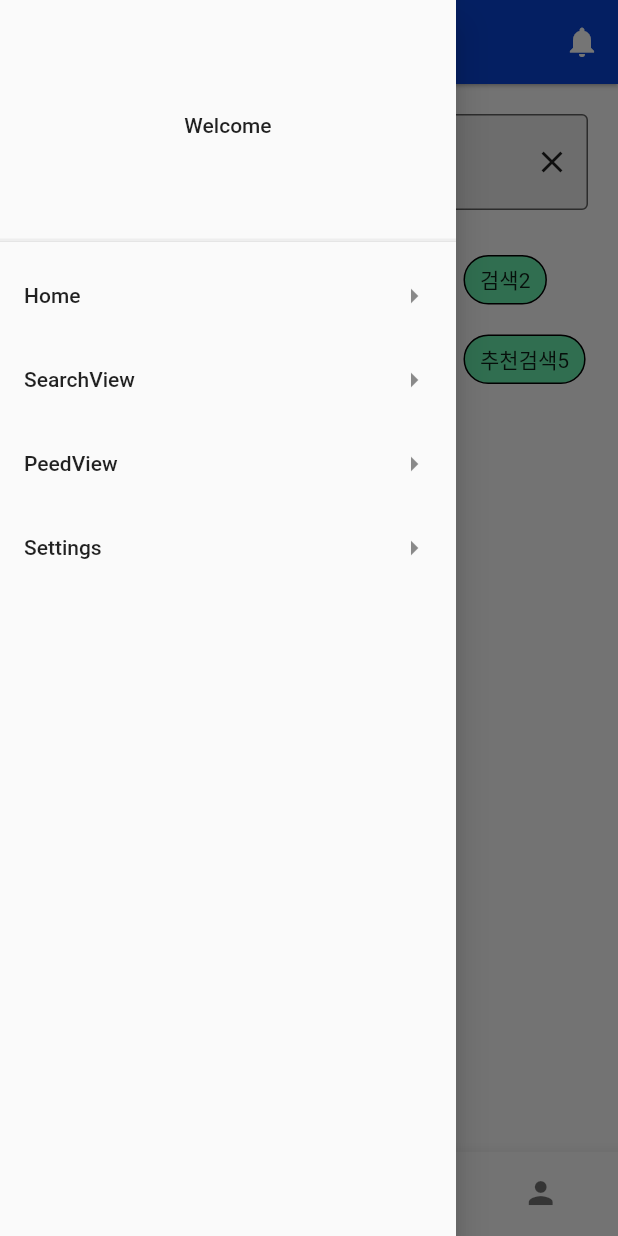
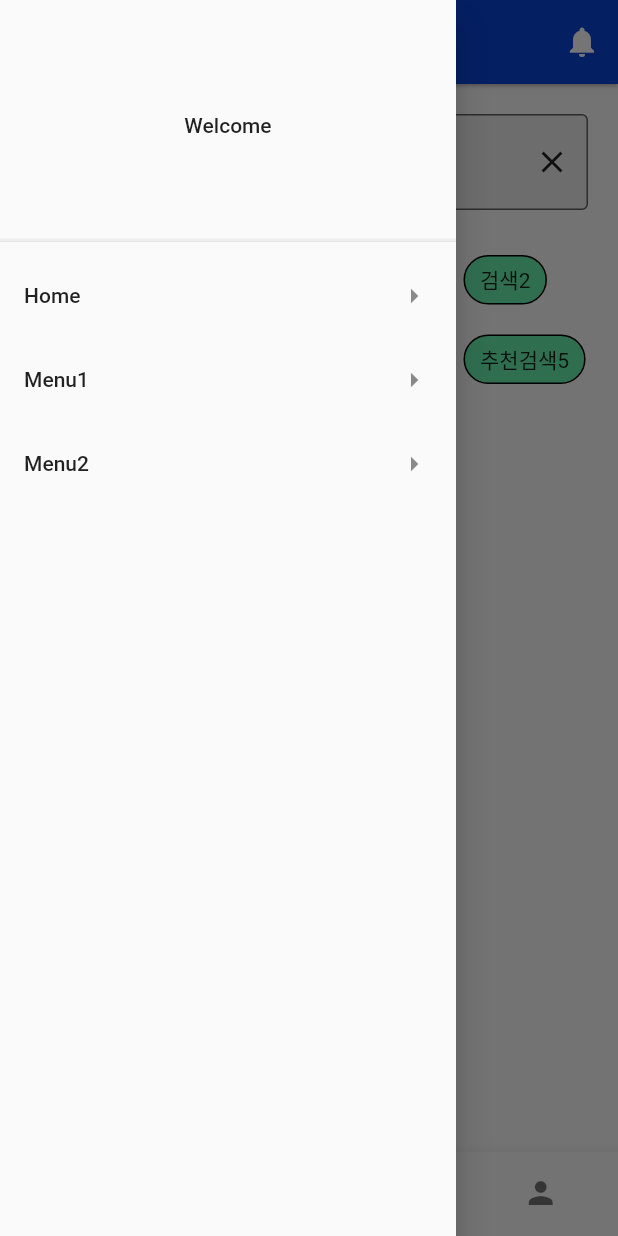
Before and after one commit to saanghyuk/flutter-app-project-1, a Flutter app: the screen it shows after launch, item 2 of the bottom bar chosen, with the side drawer open, on a phone screen of 412 x 824 dp. Run offline on Flutter 3.47's test engine with Material 2 defaults, Android fonts, the phone set to English and light mode, and no system bars; network calls fail.

Commit message:
finish review

```diff
--- a/lib/pages/mainPage.dart
+++ b/lib/pages/mainPage.dart
@@ -8,7 +8,6 @@ import 'package:flutterstudy2/views/peedView.dart';
 import '../components/banner.dart' as BN;
 import '../views/homeView.dart';
 import '../views/searchView.dart';
-
 
 class MainPage extends StatefulWidget {
   static const String path = "/";
@@ -27,14 +26,13 @@ class _MainPageState extends State<MainPage> {
   int _btmIndex = 0;
   final ScrollController _homeViewController = ScrollController();
   final ScrollController _peedViewController = ScrollController();
-
-  final List<String> _menus = ["Home", "SearchView", "PeedView", "Settings"];
+  final List<String> _menus = ["Home", "Menu1", "Menu2"];
 
   @override
   void dispose(){
     this._controller.dispose();
-    this._homeViewController.dispose();
-    this._peedViewController.dispose();
+    _homeViewController.dispose();
+    _peedViewController.dispose();
     super.dispose();
   }
 
@@ -72,9 +70,7 @@ class _MainPageState extends State<MainPage> {
                               // 닫기
                               // Drawer 닫고
                               Navigator.of(context).pop();
-
                               this._controller.jumpToPage(_pIndex);
-
                       // 다른 코드들 실행되게 하려고 붙여주는 것.
                       // 현재 context에서는 기다리되 다른 context는 실행되도록
                       // await Navigator.of(context).push(
@@ -106,65 +102,65 @@ class _MainPageState extends State<MainPage> {
         physics: NeverScrollableScrollPhysics(),
         children: [
           HomeView(
-
-            controller: this._homeViewController,
-            titleTxt: 'TITLE',
-            bnData:  [ {
-              "img": "https://ssl.pstatic.net/melona/libs/1432/1432421/a099d8fde3ec492dcb72_20230310141831265.jpg",
+            controller : this._homeViewController,
+            titleTxt: 'Airbridge SDK TEST',
+            bnData: [ {
+              "img": "https://cdn.pixabay.com/photo/2023/03/19/12/24/chick-7862460_640.jpg",
               // "img": "https://ca.slack-edge.com/T07GVPPHU-U03J34P9TCN-111f3245ddb1-512",
               "title":"test1",
               "des": "test1 description",
             },
               {
-                "img": "https://ssl.pstatic.net/melona/libs/1432/1432421/a099d8fde3ec492dcb72_20230310141831265.jpg",
+                "img": "https://cdn.pixabay.com/photo/2023/03/19/12/24/chick-7862460_640.jpg",
                 "title":"test2",
                 "des": "test2 description",
               },
               {
-                "img": "https://ssl.pstatic.net/melona/libs/1432/1432421/a099d8fde3ec492dcb72_20230310141831265.jpg",
+                "img": "https://cdn.pixabay.com/photo/2023/03/19/12/24/chick-7862460_640.jpg",
                 "title":"test3",
                 "des": "test3 description",
               },
               {
-                "img": "https://ssl.pstatic.net/melona/libs/1432/1432421/a099d8fde3ec492dcb72_20230310141831265.jpg",
+                "img": "https://cdn.pixabay.com/photo/2023/03/19/12/24/chick-7862460_640.jpg",
                 "title":"test4",
                 "des": "test4 description",
               },
               {
-                "img": "https://ssl.pstatic.net/melona/libs/1432/1432421/a099d8fde3ec492dcb72_20230310141831265.jpg",
+                "img": "https://cdn.pixabay.com/photo/2023/03/19/12/24/chick-7862460_640.jpg",
                 "title":"test5",
                 "des": "test5 description",
               },
               {
-                "img": "https://ssl.pstatic.net/melona/libs/1432/1432421/a099d8fde3ec492dcb72_20230310141831265.jpg",
+                "img": "https://cdn.pixabay.com/photo/2023/03/19/12/24/chick-7862460_640.jpg",
                 "title":"test6",
                 "des": "test6 description",
               },
               {
-                "img": "https://ssl.pstatic.net/melona/libs/1432/1432421/a099d8fde3ec492dcb72_20230310141831265.jpg",
+                "img": "https://cdn.pixabay.com/photo/2023/03/19/12/24/chick-7862460_640.jpg",
                 "title":"test7",
                 "des": "test7 description",
               },
               {
-                "img": "https://ssl.pstatic.net/melona/libs/1432/1432421/a099d8fde3ec492dcb72_20230310141831265.jpg",
+                "img": "https://cdn.pixabay.com/photo/2023/03/19/12/24/chick-7862460_640.jpg",
                 "title":"test8",
                 "des": "test8 description",
               },
               {
-                "img": "https://ssl.pstatic.net/melona/libs/1432/1432421/a099d8fde3ec492dcb72_20230310141831265.jpg",
+                "img": "https://cdn.pixabay.com/photo/2023/03/19/12/24/chick-7862460_640.jpg",
                 "title":"test9",
                 "des": "test9 description",
               }
-            ],
+            ]
           ),
           SearchView(),
-          PeedView(controller: this._peedViewController),
+          PeedView(controller : this._peedViewController),
           Container(color: Colors.pink),
         ],
       ),
       bottomNavigationBar: BottomNavigationBar(
           currentIndex: this._btmIndex,
           onTap: (int index){
+            // print()
             if(this._btmIndex == index){
                 if(index == 0){
                     if(this._homeViewController.position.pixels >= 100){
--- a/lib/views/peedView.dart
+++ b/lib/views/peedView.dart
@@ -1,3 +1,5 @@
+
+
 import 'package:flutter/material.dart';
 
 class PeedView extends StatefulWidget {
```
Also changed, not shown: lib/components/banner.dart (+16 -23 lines), lib/views/homeView.dart (+3 -8 lines). Lines whose indentation alone changed are shown as unchanged.
